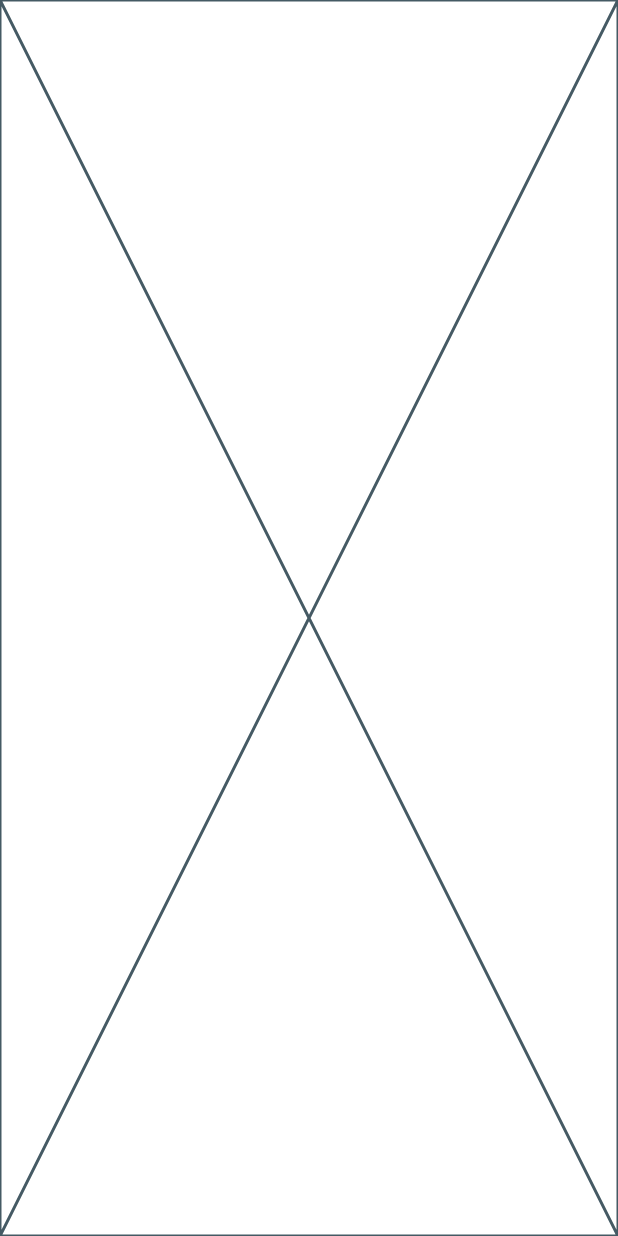
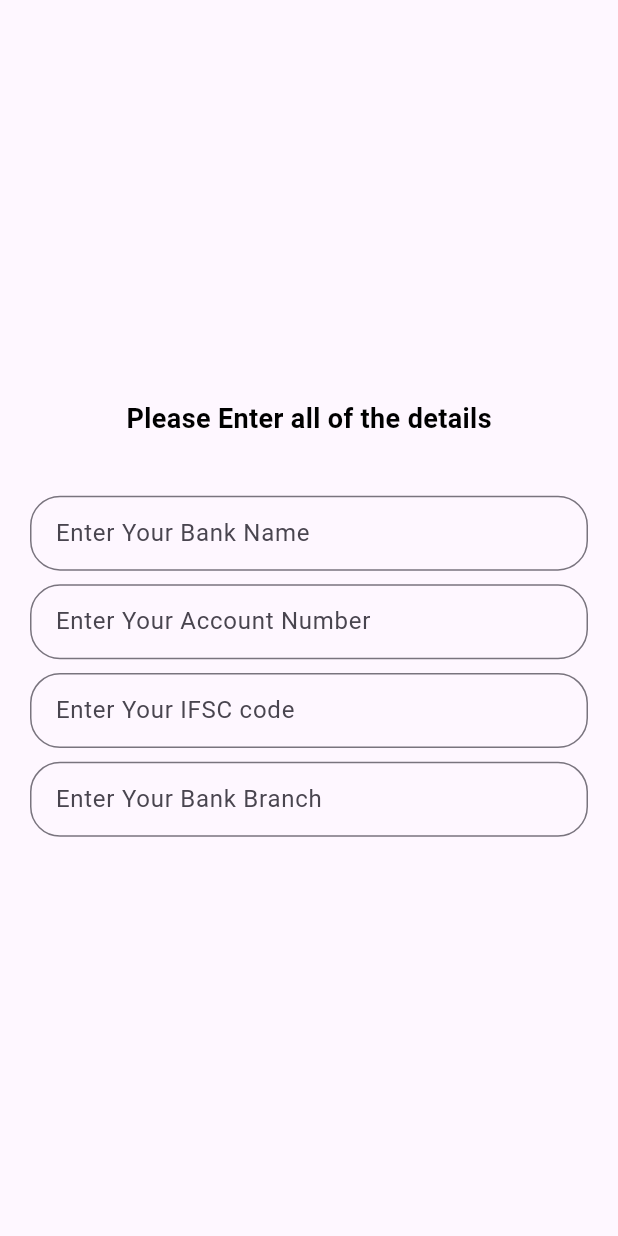
Before and after one commit to anshshr/farmer_app, a Flutter app: the screen it shows after launch, on a phone screen of 412 x 824 dp. Run offline on Flutter 3.47's test engine with Material 3 defaults, Android fonts, the phone set to English and light mode, and no system bars; our stand-ins replace file_picker.

Commit message:
done with the pages

```diff
--- a/lib/main.dart
+++ b/lib/main.dart
@@ -1,4 +1,6 @@
-import "package:farmer_app/pages/auth/register.dart";
+import "package:farmer_app/pages/app/pages/address_page.dart";
+import "package:farmer_app/pages/app/pages/bankDetails.dart";
+import "package:farmer_app/pages/app/pages/identification_page.dart";
 import "package:flutter/material.dart";
 
 void main() {
@@ -6,7 +8,7 @@ void main() {
     MaterialApp(
       debugShowCheckedModeBanner: false,
       title: "farmer app",
-      home: Register(),
+      home: Bankdetails(),
     ),
   );
 }
--- /dev/null
+++ b/lib/pages/app/pages/bankDetails.dart
@@ -0,0 +1,55 @@
+import 'package:farmer_app/pages/app/widgets/custom_textfield.dart';
+import 'package:flutter/material.dart';
+
+class Bankdetails extends StatelessWidget {
+  Bankdetails({super.key});
+  TextEditingController bankName = TextEditingController();
+  TextEditingController accountNumber = TextEditingController();
+  TextEditingController ifscCode = TextEditingController();
+  TextEditingController Branch = TextEditingController();
+
+  @override
+  Widget build(BuildContext context) {
+    return Scaffold(
+      body: Center(
+        child: Container(
+          height: 350,
+          padding: EdgeInsets.all(20),
+          child: Column(
+            mainAxisAlignment: MainAxisAlignment.spaceEvenly,
+            crossAxisAlignment: CrossAxisAlignment.center,
+            children: [
+              Text(
+                "Please Enter all of the details",
+                style: TextStyle(
+                  color: Colors.black,
+                  fontSize: 18,
+                  fontWeight: FontWeight.bold,
+                ),
+              ),
+              const SizedBox(height: 20),
+              CustomTextfield(
+                controller: bankName,
+                hintText: 'Enter Your Bank Name',
+              ),
+              CustomTextfield(
+                controller: accountNumber,
+                hintText: 'Enter Your Account Number',
+                inputType: TextInputType.phone,
+              ),
+              CustomTextfield(
+                controller: ifscCode,
+                hintText: 'Enter Your IFSC code',
+              ),
+
+              CustomTextfield(
+                controller: Branch,
+                hintText: 'Enter Your Bank Branch',
+              ),
+            ],
+          ),
+        ),
+      ),
+    );
+  }
+}
--- /dev/null
+++ b/lib/pages/app/widgets/custom_textfield.dart
@@ -0,0 +1,32 @@
+// ignore_for_file: public_member_api_docs, sort_constructors_first
+import 'package:flutter/material.dart';
+
+class CustomTextfield extends StatelessWidget {
+  TextEditingController controller;
+  String hintText;
+  TextInputType? inputType;
+  CustomTextfield({
+    super.key,
+    required this.controller,
+    required this.hintText,
+    this.inputType,
+  });
+
+  @override
+  Widget build(BuildContext context) {
+    return TextField(
+      controller: controller,
+      keyboardType: inputType,
+
+      decoration: InputDecoration(
+        hintText: hintText,
+        border: OutlineInputBorder(
+          borderRadius: BorderRadius.circular(20),
+          borderSide: BorderSide(color: Colors.black, width: 1),
+        ),
+
+        contentPadding: EdgeInsets.all(13),
+      ),
+    );
+  }
+}
--- a/lib/pages/auth/register.dart
+++ b/lib/pages/auth/register.dart
@@ -5,6 +5,8 @@ class Register extends StatelessWidget {
 
   @override
   Widget build(BuildContext context) {
-    return const Placeholder();
+    return Scaffold(
+
+    );
   }
 }
--- a/pubspec.yaml
+++ b/pubspec.yaml
@@ -34,6 +34,7 @@ dependencies:
   # The following adds the Cupertino Icons font to your application.
   # Use with the CupertinoIcons class for iOS style icons.
   cupertino_icons: ^1.0.8
+  file_picker: ^9.2.1
 
 dev_dependencies:
   flutter_test:
```
Also changed, not shown: lib/pages/app/pages/address_page.dart (added, +89 -0 lines), lib/pages/app/pages/identification_page.dart (added, +46 -0 lines), pubspec.lock, 2 other files.
